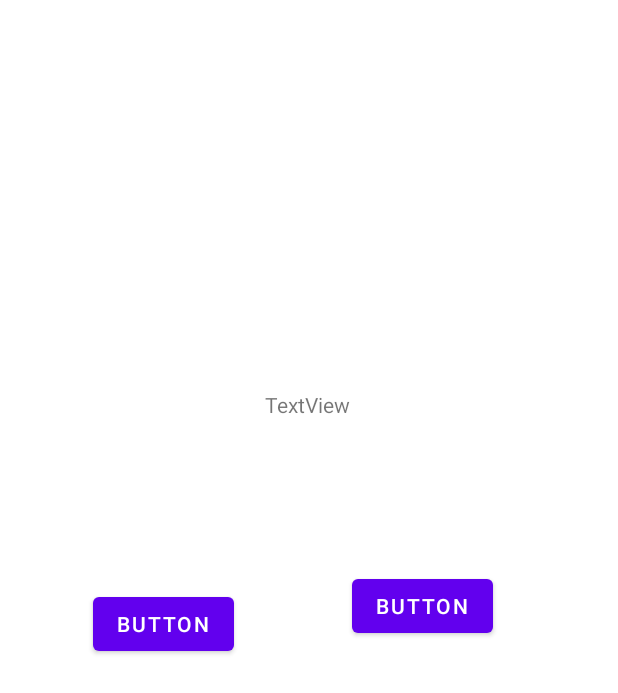
After one commit to MariusLD/PROJETPROGM, an Android app built with Jetpack Compose: the layout activity_win_loose.xml on its own in the app's theme, with its tools: preview values and no code run, on a phone screen of 412 x 824 dp. The commit adds this screen. Shown: the top 693 px of the screen. Run offline under Robolectric (Android 15) with nearby library versions, the phone set to English and light mode, and no system bars.

Commit message:
start and game with exchange of the 3 game, end a game with exchange of the score and notify who is the winner and who is the looser

```diff
--- a/app/src/main/java/com/example/progmprojet/MainActivity.kt
+++ b/app/src/main/java/com/example/progmprojet/MainActivity.kt
@@ -25,6 +25,7 @@ class MainActivity : AppCompatActivity() {
         minijeux= minijeux.shuffled() as ArrayList<Class<*>>
         val quizz : Intent =  Intent(this,TapTaupe::class.java)
         val button: Button = findViewById(R.id.button)
+        val multi: Button = findViewById(R.id.button2)
 
         var getResult =
             registerForActivityResult(
@@ -41,5 +42,9 @@ class MainActivity : AppCompatActivity() {
                 getResult.launch(Intent(this,minijeux.get(i)))
             }
         }
+
+        multi.setOnClickListener{
+            getResult.launch(Intent(this,WifiDirectActivity::class.java))
+        }
     }
 }
--- a/app/src/main/java/com/example/progmprojet/Quizz.kt
+++ b/app/src/main/java/com/example/progmprojet/Quizz.kt
@@ -32,7 +32,7 @@ class Quizz : AppCompatActivity() {
                 }
             }
             val main : Intent =  Intent(this,MainActivity::class.java)
-            main.putExtra("input",""+score)
+            main.putExtra("input",score)
             setResult(RESULT_OK,main)
             finish()
         }
--- a/app/src/main/java/com/example/progmprojet/QuizzSound.kt
+++ b/app/src/main/java/com/example/progmprojet/QuizzSound.kt
@@ -52,7 +52,7 @@ class QuizzSound : AppCompatActivity() {
                 }
             }
             val main : Intent =  Intent(this,MainActivity::class.java)
-            main.putExtra("input",""+score)
+            main.putExtra("input",score)
             setResult(RESULT_OK,main)
             finish()
         }
--- a/app/src/main/java/com/example/progmprojet/TapTaupe.kt
+++ b/app/src/main/java/com/example/progmprojet/TapTaupe.kt
@@ -53,7 +53,7 @@ class TapTaupe : AppCompatActivity() {
                     vieText.setText("Vie :" + vie)
                     if(vie==0){
                         val main : Intent =  Intent(this,MainActivity::class.java)
-                        main.putExtra("input",""+score)
+                        main.putExtra("input",score)
                         setResult(RESULT_OK,main)
                         finish()
                     }
--- /dev/null
+++ b/app/src/main/res/layout/activity_win_loose.xml
@@ -0,0 +1,44 @@
+<?xml version="1.0" encoding="utf-8"?>
+<androidx.constraintlayout.widget.ConstraintLayout xmlns:android="http://schemas.android.com/apk/res/android"
+    xmlns:app="http://schemas.android.com/apk/res-auto"
+    xmlns:tools="http://schemas.android.com/tools"
+    android:layout_width="match_parent"
+    android:layout_height="match_parent"
+    tools:context=".WinLoose">
+
+    <TextView
+        android:id="@+id/textViewWinLoose"
+        android:layout_width="wrap_content"
+        android:layout_height="wrap_content"
+        android:layout_marginTop="260dp"
+        android:text="TextView"
+        app:layout_constraintEnd_toEndOf="parent"
+        app:layout_constraintHorizontal_bias="0.498"
+        app:layout_constraintStart_toStartOf="parent"
+        app:layout_constraintTop_toTopOf="parent" />
+
+    <Button
+        android:id="@+id/button3"
+        android:layout_width="wrap_content"
+        android:layout_height="wrap_content"
+        android:text="Button"
+        app:layout_constraintBottom_toBottomOf="parent"
+        app:layout_constraintEnd_toStartOf="@+id/button4"
+        app:layout_constraintHorizontal_bias="0.442"
+        app:layout_constraintStart_toStartOf="parent"
+        app:layout_constraintTop_toBottomOf="@+id/textViewWinLoose"
+        app:layout_constraintVertical_bias="0.227" />
+
+    <Button
+        android:id="@+id/button4"
+        android:layout_width="wrap_content"
+        android:layout_height="wrap_content"
+        android:layout_marginTop="52dp"
+        android:text="Button"
+        app:layout_constraintBottom_toBottomOf="parent"
+        app:layout_constraintEnd_toEndOf="parent"
+        app:layout_constraintHorizontal_bias="0.738"
+        app:layout_constraintStart_toStartOf="parent"
+        app:layout_constraintTop_toBottomOf="@+id/textViewWinLoose"
+        app:layout_constraintVertical_bias="0.11" />
+</androidx.constraintlayout.widget.ConstraintLayout>
--- a/app/src/main/res/layout/device_detail.xml
+++ b/app/src/main/res/layout/device_detail.xml
@@ -36,18 +36,22 @@
         <TextView
             android:id="@+id/device_address"
             android:layout_width="match_parent"
+            android:textColor="@android:color/white"
             android:layout_height="wrap_content" />
         <TextView
             android:id="@+id/device_info"
             android:layout_width="match_parent"
+            android:textColor="@android:color/white"
             android:layout_height="wrap_content" />
         <TextView
             android:id="@+id/group_owner"
             android:layout_width="match_parent"
+            android:textColor="@android:color/white"
             android:layout_height="wrap_content" />
         <TextView
             android:id="@+id/group_ip"
             android:layout_width="match_parent"
+            android:textColor="@android:color/white"
             android:layout_height="wrap_content" />
     </LinearLayout>
     <LinearLayout
```
Also changed, not shown: app/src/main/AndroidManifest.xml (+43 -17 lines), app/src/main/java/com/example/progmprojet/DeviceDetailFragment.kt (+165 -25 lines), app/src/main/java/com/example/progmprojet/FileTransferService.kt (+27 -6 lines), app/src/main/java/com/example/progmprojet/MyReceiver.kt (+16 -2 lines), app/src/main/java/com/example/progmprojet/WifiDirectActivity.kt (+23 -1 lines), app/src/main/java/com/example/progmprojet/WinLoose.kt (added, +25 -0 lines), app/src/main/res/xml/provider_path.xml (added, +7 -0 lines).
